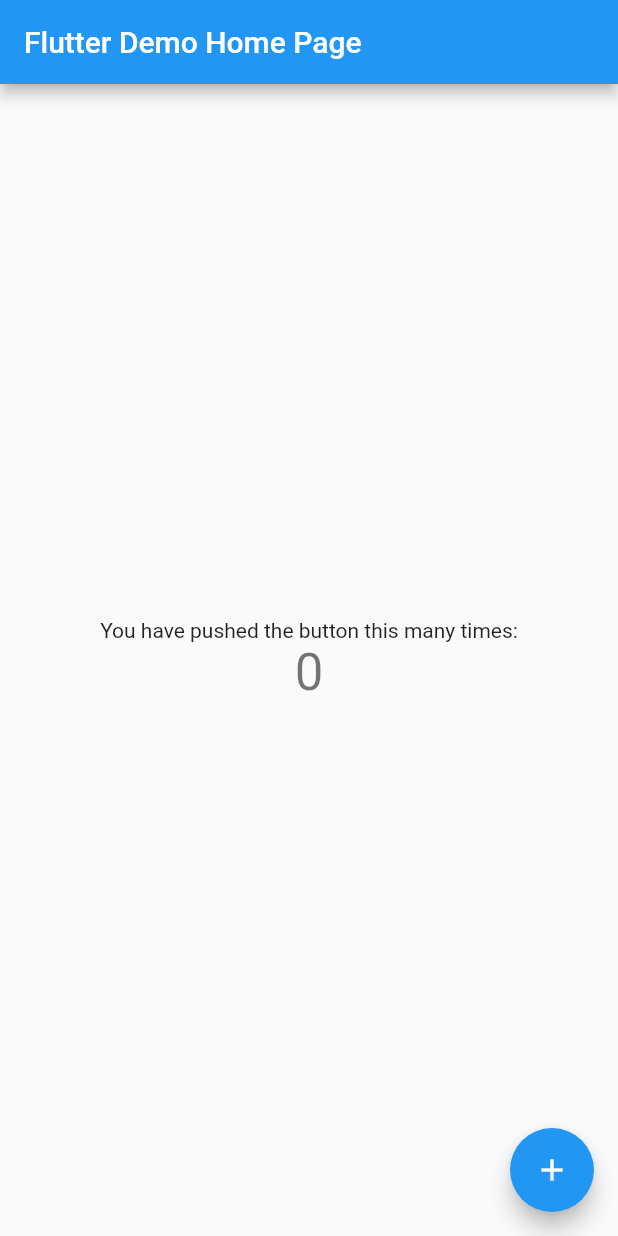
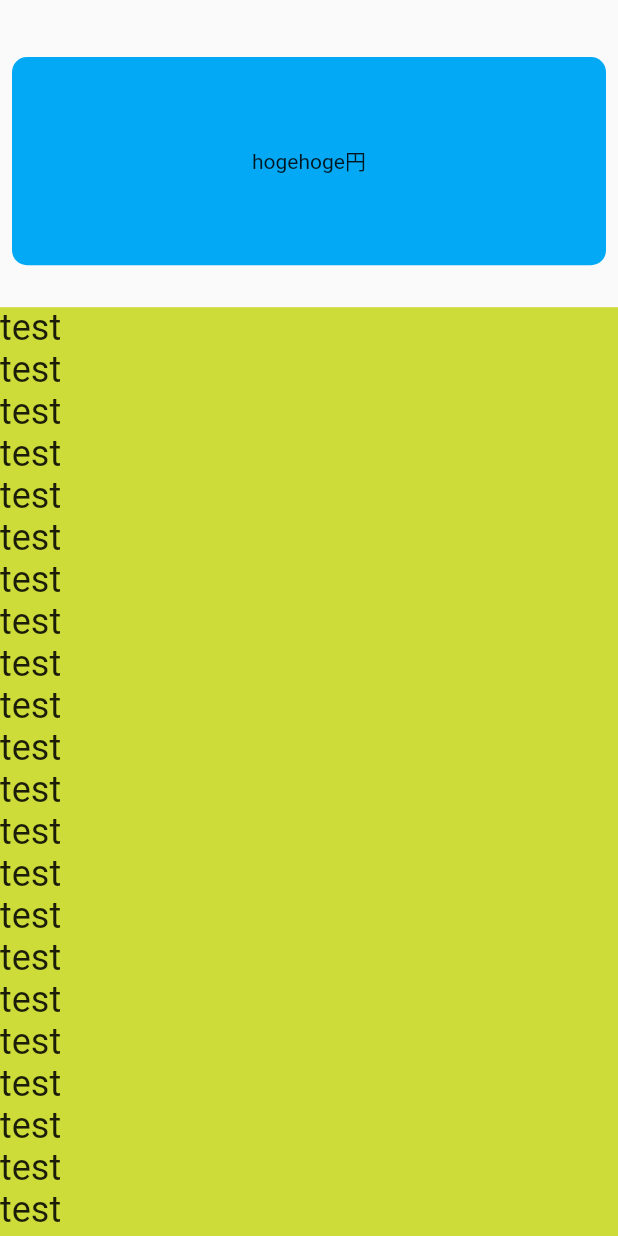
Before and after one commit to koki1126/creditcard-statement-note, a Flutter app: the screen it shows after launch, on a phone screen of 412 x 824 dp. Run offline on Flutter 3.47's test engine with Material 2 defaults, Android fonts, the phone set to English and light mode, and no system bars.

Commit message:
大枠を作った

```diff
--- a/lib/main.dart
+++ b/lib/main.dart
@@ -1,115 +1,167 @@
 import 'package:flutter/material.dart';
 
 void main() {
-  runApp(const MyApp());
+  runApp(MyApp());
 }
 
 class MyApp extends StatelessWidget {
   const MyApp({Key? key}) : super(key: key);
 
-  // This widget is the root of your application.
   @override
   Widget build(BuildContext context) {
     return MaterialApp(
-      title: 'Flutter Demo',
-      theme: ThemeData(
-        // This is the theme of your application.
-        //
-        // Try running your application with "flutter run". You'll see the
-        // application has a blue toolbar. Then, without quitting the app, try
-        // changing the primarySwatch below to Colors.green and then invoke
-        // "hot reload" (press "r" in the console where you ran "flutter run",
-        // or simply save your changes to "hot reload" in a Flutter IDE).
-        // Notice that the counter didn't reset back to zero; the application
-        // is not restarted.
-        primarySwatch: Colors.blue,
+      debugShowCheckedModeBanner: false, //デバッグ表示のバナーをオフに
+      home: Scaffold(
+        body: MainPage(),
       ),
-      home: const MyHomePage(title: 'Flutter Demo Home Page'),
     );
   }
 }
 
-class MyHomePage extends StatefulWidget {
-  const MyHomePage({Key? key, required this.title}) : super(key: key);
-
-  // This widget is the home page of your application. It is stateful, meaning
-  // that it has a State object (defined below) that contains fields that affect
-  // how it looks.
-
-  // This class is the configuration for the state. It holds the values (in this
-  // case the title) provided by the parent (in this case the App widget) and
-  // used by the build method of the State. Fields in a Widget subclass are
-  // always marked "final".
-
-  final String title;
-
-  @override
-  State<MyHomePage> createState() => _MyHomePageState();
-}
-
-class _MyHomePageState extends State<MyHomePage> {
-  int _counter = 0;
-
-  void _incrementCounter() {
-    setState(() {
-      // This call to setState tells the Flutter framework that something has
-      // changed in this State, which causes it to rerun the build method below
-      // so that the display can reflect the updated values. If we changed
-      // _counter without calling setState(), then the build method would not be
-      // called again, and so nothing would appear to happen.
-      _counter++;
-    });
-  }
+class MainPage extends StatelessWidget {
+  const MainPage({Key? key}) : super(key: key);
 
   @override
   Widget build(BuildContext context) {
-    // This method is rerun every time setState is called, for instance as done
-    // by the _incrementCounter method above.
-    //
-    // The Flutter framework has been optimized to make rerunning build methods
-    // fast, so that you can just rebuild anything that needs updating rather
-    // than having to individually change instances of widgets.
-    return Scaffold(
-      appBar: AppBar(
-        // Here we take the value from the MyHomePage object that was created by
-        // the App.build method, and use it to set our appbar title.
-        title: Text(widget.title),
-      ),
-      body: Center(
-        // Center is a layout widget. It takes a single child and positions it
-        // in the middle of the parent.
+    return SafeArea(
+      child: Center(
         child: Column(
-          // Column is also a layout widget. It takes a list of children and
-          // arranges them vertically. By default, it sizes itself to fit its
-          // children horizontally, and tries to be as tall as its parent.
-          //
-          // Invoke "debug painting" (press "p" in the console, choose the
-          // "Toggle Debug Paint" action from the Flutter Inspector in Android
-          // Studio, or the "Toggle Debug Paint" command in Visual Studio Code)
-          // to see the wireframe for each widget.
-          //
-          // Column has various properties to control how it sizes itself and
-          // how it positions its children. Here we use mainAxisAlignment to
-          // center the children vertically; the main axis here is the vertical
-          // axis because Columns are vertical (the cross axis would be
-          // horizontal).
-          mainAxisAlignment: MainAxisAlignment.center,
-          children: <Widget>[
-            const Text(
-              'You have pushed the button this many times:',
+          crossAxisAlignment: CrossAxisAlignment.stretch,
+          children: [
+            SizedBox(
+              height: 30,
             ),
-            Text(
-              '$_counter',
-              style: Theme.of(context).textTheme.headline4,
+            Expanded(
+              flex: 1,
+              child: Padding(
+                padding: const EdgeInsets.all(8.0),
+                child: Container(
+                  decoration: BoxDecoration(
+                    color: Colors.lightBlue,
+                    borderRadius: BorderRadius.circular(10),
+                  ),
+                  child: Center(
+                    child: Text(
+                      'hogehoge' + '円',
+                    ),
+                  ),
+                ),
+              ),
+            ),
+            SizedBox(
+              height: 20,
+            ),
+            Expanded(
+              flex: 4,
+              child: Container(
+                decoration: BoxDecoration(
+                  color: Colors.lime,
+                ),
+                child: ListView(
+                  children: [
+                    Text(
+                      'test',
+                      style: TextStyle(fontSize: 24),
+                    ),
+                    Text(
+                      'test',
+                      style: TextStyle(fontSize: 24),
+                    ),
+                    Text(
+                      'test',
+                      style: TextStyle(fontSize: 24),
+                    ),
+                    Text(
+                      'test',
+                      style: TextStyle(fontSize: 24),
+                    ),
+                    Text(
+                      'test',
+                      style: TextStyle(fontSize: 24),
+                    ),
+                    Text(
+                      'test',
+                      style: TextStyle(fontSize: 24),
+                    ),
+                    Text(
+                      'test',
+                      style: TextStyle(fontSize: 24),
+                    ),
+                    Text(
+                      'test',
+                      style: TextStyle(fontSize: 24),
+                    ),
+                    Text(
+                      'test',
+                      style: TextStyle(fontSize: 24),
+                    ),
+                    Text(
+                      'test',
+                      style: TextStyle(fontSize: 24),
+                    ),
+                    Text(
+                      'test',
+                      style: TextStyle(fontSize: 24),
+                    ),
+                    Text(
+                      'test',
+                      style: TextStyle(fontSize: 24),
+                    ),
+                    Text(
+                      'test',
+                      style: TextStyle(fontSize: 24),
+                    ),
+                    Text(
+                      'test',
+                      style: TextStyle(fontSize: 24),
+                    ),
+                    Text(
+                      'test',
+                      style: TextStyle(fontSize: 24),
+                    ),
+                    Text(
+                      'test',
+                      style: TextStyle(fontSize: 24),
+                    ),
+                    Text(
+                      'test',
+                      style: TextStyle(fontSize: 24),
+                    ),
+                    Text(
+                      'test',
+                      style: TextStyle(fontSize: 24),
+                    ),
+                    Text(
+                      'test',
+                      style: TextStyle(fontSize: 24),
+                    ),
+                    Text(
+                      'test',
+                      style: TextStyle(fontSize: 24),
+                    ),
+                    Text(
+                      'test',
+                      style: TextStyle(fontSize: 24),
+                    ),
+                    Text(
+                      'test',
+                      style: TextStyle(fontSize: 24),
+                    ),
+                    Text(
+                      'test',
+                      style: TextStyle(fontSize: 24),
+                    ),
+                    Text(
+                      'test',
+                      style: TextStyle(fontSize: 24),
+                    ),
+                  ],
+                ),
+              ),
             ),
           ],
         ),
       ),
-      floatingActionButton: FloatingActionButton(
-        onPressed: _incrementCounter,
-        tooltip: 'Increment',
-        child: const Icon(Icons.add),
-      ), // This trailing comma makes auto-formatting nicer for build methods.
     );
   }
 }
```
